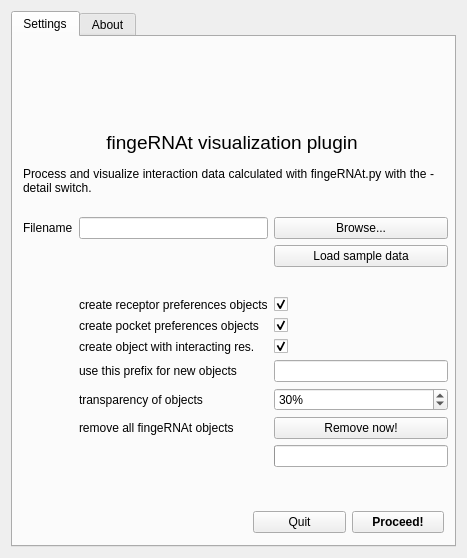
Qt form fingerwidget.ui (filipsPL/fingernat-pymol-plugin) before a commit.
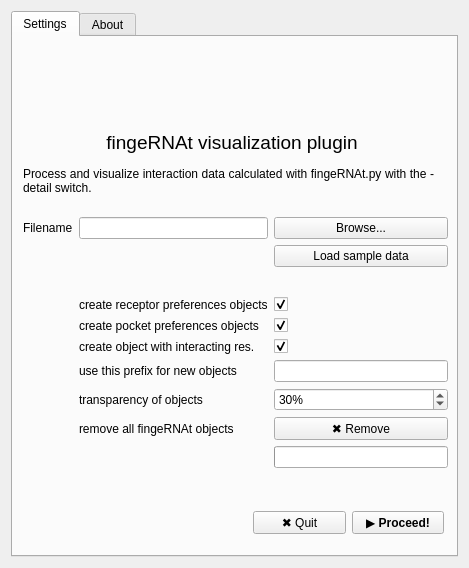
The same form after that commit. Icons and pictures are not drawn.

Commit message: unicode for open/close

What changed in the file:
```diff
--- a/fingerwidget.ui
+++ b/fingerwidget.ui
@@ -6,8 +6,8 @@
    <rect>
     <x>0</x>
     <y>0</y>
-    <width>467</width>
-    <height>558</height>
+    <width>469</width>
+    <height>568</height>
    </rect>
   </property>
   <property name="windowTitle">
@@ -157,7 +157,7 @@
            <string>Remove all objects created by this plugin</string>
           </property>
           <property name="text">
-           <string>Remove now!</string>
+           <string>✖ Remove</string>
           </property>
           <property name="flat">
            <bool>false</bool>
@@ -336,7 +336,7 @@
         <item>
          <widget class="QPushButton" name="button_close">
           <property name="text">
-           <string notr="true">Quit</string>
+           <string notr="true">✖ Quit</string>
           </property>
          </widget>
         </item>
@@ -349,7 +349,7 @@
            </font>
           </property>
           <property name="text">
-           <string notr="true">Proceed!</string>
+           <string notr="true">▶ Proceed!</string>
           </property>
          </widget>
         </item>
```
